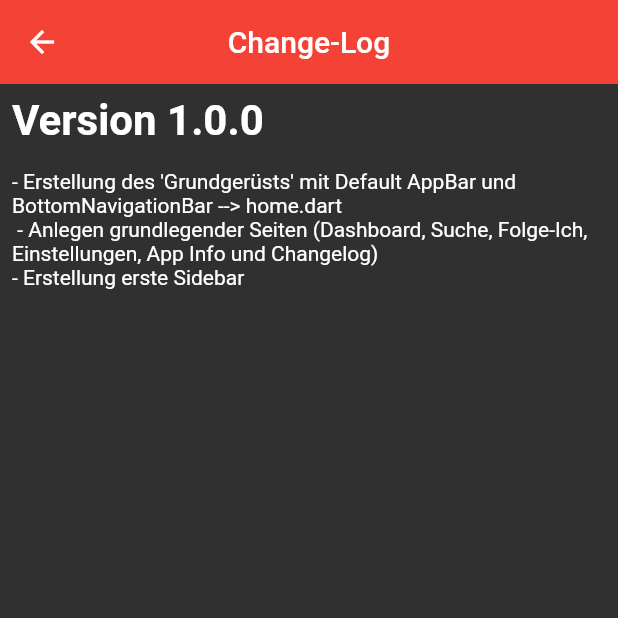
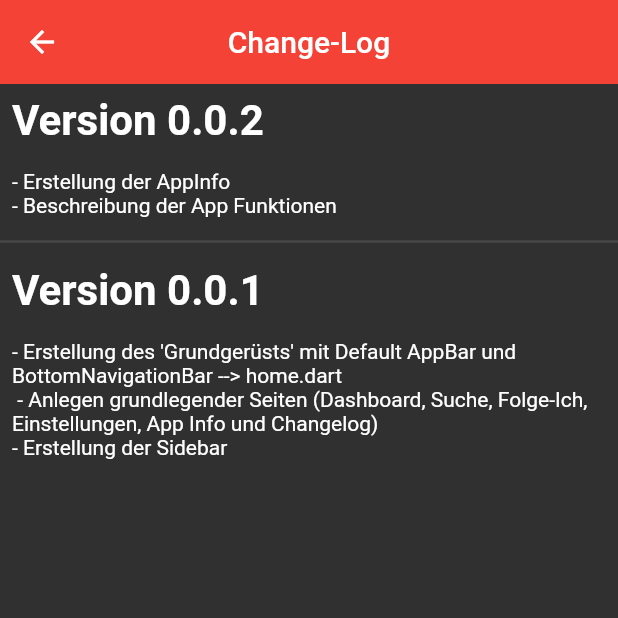
Before and after one commit to Janoxx/songApp_projekt, a Flutter app: the screen it shows after launch, in the side drawer, after a tap on "Changelog", on a phone screen of 412 x 824 dp, the top half of it. Run offline on Flutter 3.47's test engine with Material 2 defaults, Android fonts, the light colour scheme and no system bars.

Commit message:
changelog

```diff
--- a/lib/screens/changelog.dart
+++ b/lib/screens/changelog.dart
@@ -1,27 +1,40 @@
 import 'package:flutter/material.dart';
 
 class Changelog extends StatefulWidget {
-  const Changelog({ Key? key }) : super(key: key);
+  const Changelog({Key? key}) : super(key: key);
 
   @override
   _ChangelogState createState() => _ChangelogState();
 }
 
 class _ChangelogState extends State<Changelog> {
-
-Widget ChangelogBody(BuildContext context){
+  Widget changelogBody(BuildContext context) {
     return ListView(
-      children: [
+      children: const [
         Padding(
-          padding: const EdgeInsets.all(8.0),
-          child: Text("Version 1.0.0", style: TextStyle(fontWeight: FontWeight.bold,fontSize: 28)),
+          padding: EdgeInsets.all(8.0),
+          child: Text("Version 0.0.2",
+              style: TextStyle(fontWeight: FontWeight.bold, fontSize: 28)),
         ),
         Padding(
-          padding: const EdgeInsets.all(8.0),
-          child: Text("- Erstellung des 'Grundgerüsts' mit Default AppBar und BottomNavigationBar --> home.dart \n" +
-              " - Anlegen grundlegender Seiten (Dashboard, Suche, Folge-Ich, Einstellungen, App Info und Changelog) \n" +
-              "- Erstellung erste Sidebar"
-          ),
+          padding: EdgeInsets.all(8.0),
+          child: Text("- Erstellung der AppInfo \n" +
+              "- Beschreibung der App Funktionen"),
+        ),
+        Divider(
+          thickness: 1.5,
+        ),
+        Padding(
+          padding: EdgeInsets.all(8.0),
+          child: Text("Version 0.0.1",
+              style: TextStyle(fontWeight: FontWeight.bold, fontSize: 28)),
+        ),
+        Padding(
+          padding: EdgeInsets.all(8.0),
+          child: Text(
+              "- Erstellung des 'Grundgerüsts' mit Default AppBar und BottomNavigationBar --> home.dart \n" +
+                  " - Anlegen grundlegender Seiten (Dashboard, Suche, Folge-Ich, Einstellungen, App Info und Changelog) \n" +
+                  "- Erstellung der Sidebar"),
         ),
       ],
     );
@@ -30,13 +43,12 @@ Widget ChangelogBody(BuildContext context){
   @override
   Widget build(BuildContext context) {
     return Scaffold(
-      appBar: AppBar(
-        elevation: 0,
-        backgroundColor: Colors.red,
-        centerTitle: true,
-        title: Text('Change-Log'),
+        appBar: AppBar(
+          elevation: 0,
+          backgroundColor: Colors.red,
+          centerTitle: true,
+          title: const Text('Change-Log'),
         ),
-        body: ChangelogBody(context)
-    );
+        body: changelogBody(context));
   }
 }
```
Also changed, not shown: lib/screens/sidebar.dart (+14 -13 lines), pubspec.lock.
